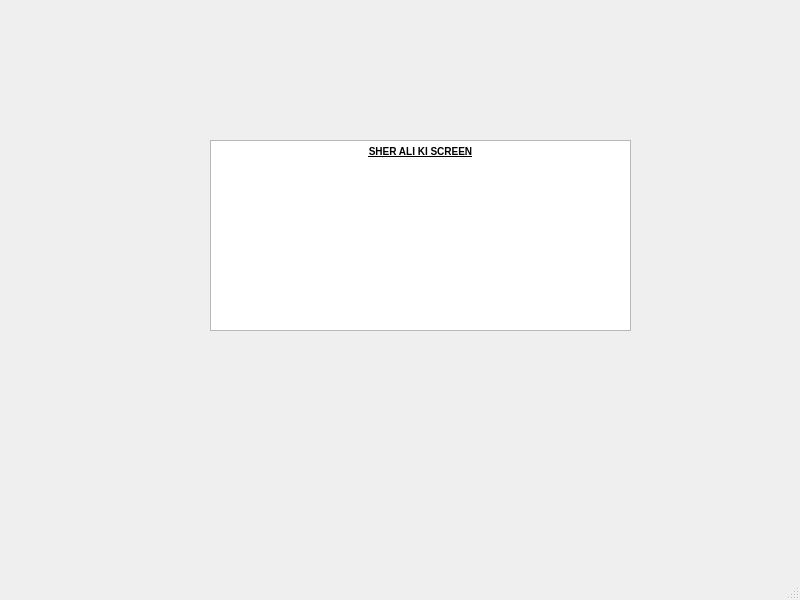
Above: newScreen.ui from AlphaAnas/database-managment-system-using-SQL-and-PYQT-5-and-PYQT-6 before the change. Below: the same form after it.
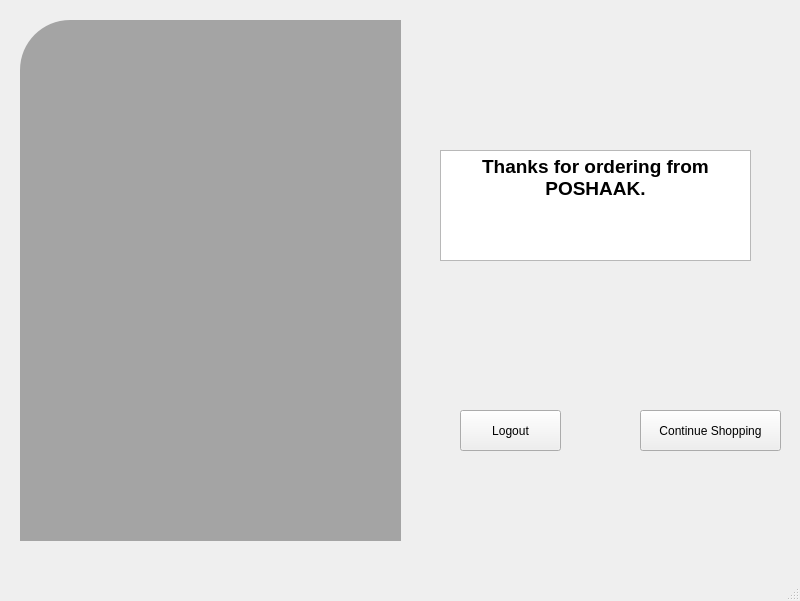
That is the form after the change.

Commit message: added a last screen and item validation in shopping cart

Patch:
```diff
--- a/newScreen.ui
+++ b/newScreen.ui
@@ -7,20 +7,37 @@
     <x>0</x>
     <y>0</y>
     <width>800</width>
-    <height>600</height>
+    <height>601</height>
    </rect>
   </property>
   <property name="windowTitle">
    <string>MainWindow</string>
   </property>
   <widget class="QWidget" name="centralwidget">
-   <widget class="QTextEdit" name="textEdit">
+   <widget class="QLabel" name="label_4">
     <property name="geometry">
      <rect>
-      <x>210</x>
-      <y>140</y>
-      <width>421</width>
-      <height>191</height>
+      <x>20</x>
+      <y>20</y>
+      <width>381</width>
+      <height>521</height>
+     </rect>
+    </property>
+    <property name="styleSheet">
+     <string notr="true">background-color:rgba(0,0,0,80);
+border-top-left-radius: 50px;</string>
+    </property>
+    <property name="text">
+     <string/>
+    </property>
+   </widget>
+   <widget class="QTextEdit" name="text">
+    <property name="geometry">
+     <rect>
+      <x>440</x>
+      <y>150</y>
+      <width>311</width>
+      <height>111</height>
      </rect>
     </property>
     <property name="html">
@@ -28,7 +45,33 @@
 &lt;html&gt;&lt;head&gt;&lt;meta name=&quot;qrichtext&quot; content=&quot;1&quot; /&gt;&lt;style type=&quot;text/css&quot;&gt;
 p, li { white-space: pre-wrap; }
 &lt;/style&gt;&lt;/head&gt;&lt;body style=&quot; font-family:'MS Shell Dlg 2'; font-size:7.8pt; font-weight:400; font-style:normal;&quot;&gt;
-&lt;p align=&quot;center&quot; style=&quot; margin-top:0px; margin-bottom:0px; margin-left:0px; margin-right:0px; -qt-block-indent:0; text-indent:0px;&quot;&gt;&lt;span style=&quot; font-weight:600; text-decoration: underline;&quot;&gt;SHER ALI KI SCREEN&lt;/span&gt;&lt;/p&gt;&lt;/body&gt;&lt;/html&gt;</string>
+&lt;p align=&quot;center&quot; style=&quot; margin-top:0px; margin-bottom:0px; margin-left:0px; margin-right:0px; -qt-block-indent:0; text-indent:0px;&quot;&gt;&lt;span style=&quot; font-size:14pt; font-weight:600;&quot;&gt;Thanks for ordering from POSHAAK.&lt;/span&gt;&lt;/p&gt;&lt;/body&gt;&lt;/html&gt;</string>
+    </property>
+   </widget>
+   <widget class="QPushButton" name="Logout">
+    <property name="geometry">
+     <rect>
+      <x>460</x>
+      <y>410</y>
+      <width>101</width>
+      <height>41</height>
+     </rect>
+    </property>
+    <property name="text">
+     <string>Logout</string>
+    </property>
+   </widget>
+   <widget class="QPushButton" name="continueShopping">
+    <property name="geometry">
+     <rect>
+      <x>640</x>
+      <y>410</y>
+      <width>141</width>
+      <height>41</height>
+     </rect>
+    </property>
+    <property name="text">
+     <string>Continue Shopping</string>
     </property>
    </widget>
   </widget>
```
The commit also changes 7 other files.
